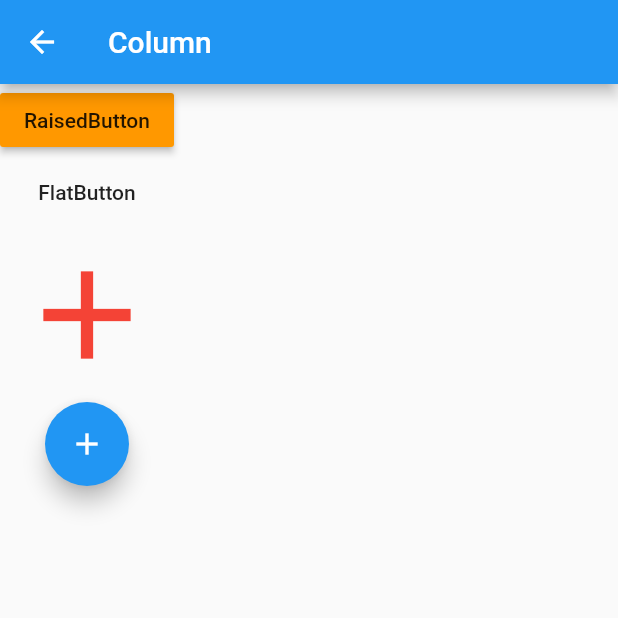
After one commit to tintoll/widget_study, a Flutter app: the screen it shows after launch, after a tap on "Buttons", on a phone screen of 412 x 824 dp, the top half of it. The commit adds this screen. Run offline on Flutter 3.47's test engine with Material 2 defaults, Android fonts, the phone set to English and light mode, and no system bars.

Commit message:
add button widgets

```diff
--- a/lib/main.dart
+++ b/lib/main.dart
@@ -1,5 +1,6 @@
 import 'package:flutter/material.dart';
 import 'package:widget_study/widget_bottome_navigation_bar.dart';
+import 'package:widget_study/widget_buttons.dart';
 import 'package:widget_study/widget_card.dart';
 import 'package:widget_study/widget_column.dart';
 import 'package:widget_study/widget_container.dart';
@@ -170,6 +171,18 @@ class WidgetList extends StatelessWidget {
               },
               title: Text('Card, Center, SizedBox, Padding'),
             ),
+            Divider(
+              height: 1,
+            ),
+            ListTile(
+              onTap: () {
+                Navigator.push(
+                  context,
+                  MaterialPageRoute(builder: (context) => WidgetButtons()),
+                );
+              },
+              title: Text('Buttons'),
+            ),
           ],
         ));
   }
--- /dev/null
+++ b/lib/widget_buttons.dart
@@ -0,0 +1,41 @@
+import 'package:flutter/material.dart';
+
+class WidgetButtons extends StatelessWidget {
+  @override
+  Widget build(BuildContext context) {
+    return Scaffold(
+      appBar: AppBar(
+        title: Text('Column'),
+      ),
+      body: Column(
+        children: [
+          RaisedButton(
+              child : Text('RaisedButton'),
+              color : Colors.orange,
+              onPressed : () {
+                // 실행될 코드
+              }
+          ),
+          FlatButton(
+              child : Text('FlatButton'),
+              onPressed : () {
+                // 실행될 코드
+              }
+          ),
+          IconButton(
+              icon : Icon(Icons.add),
+              color : Colors.red,
+              iconSize : 100.0,
+              onPressed : () {
+                // 실행될 코드
+              }
+          ),
+          FloatingActionButton(
+              child : Icon(Icons.add),
+              onPressed : () {}
+          )
+        ],
+      ),
+    );
+  }
+}
```
